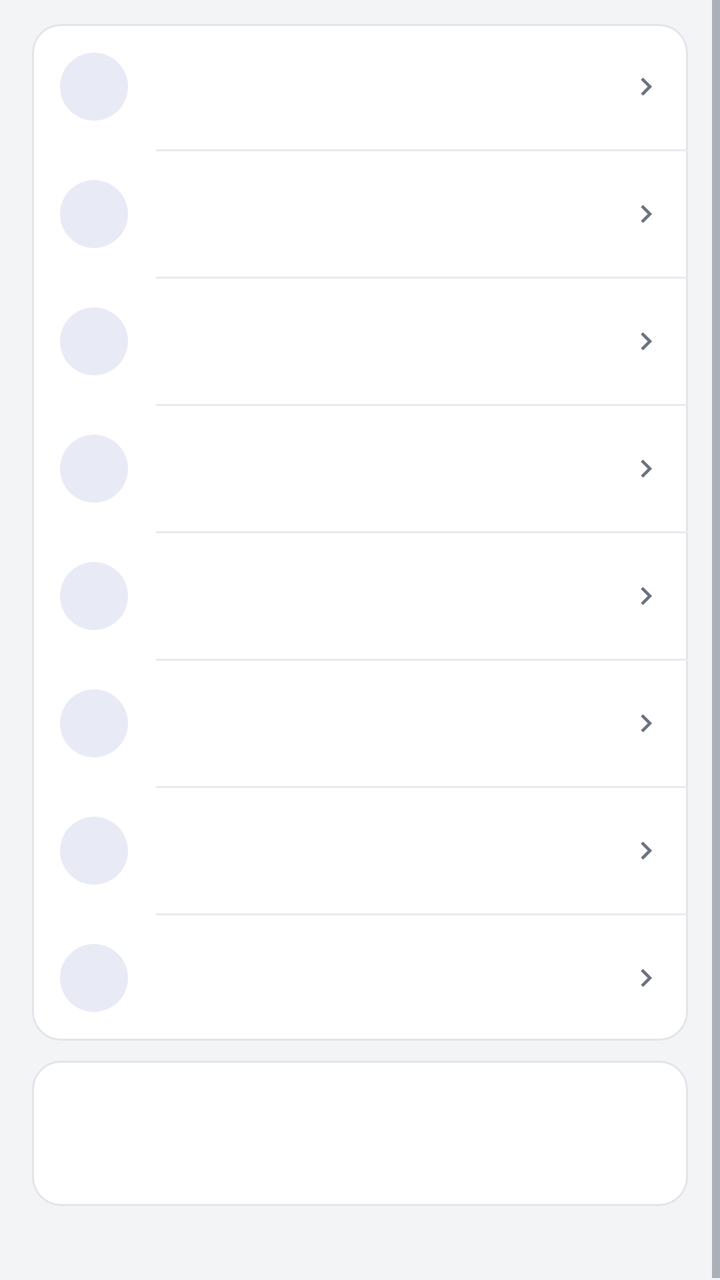
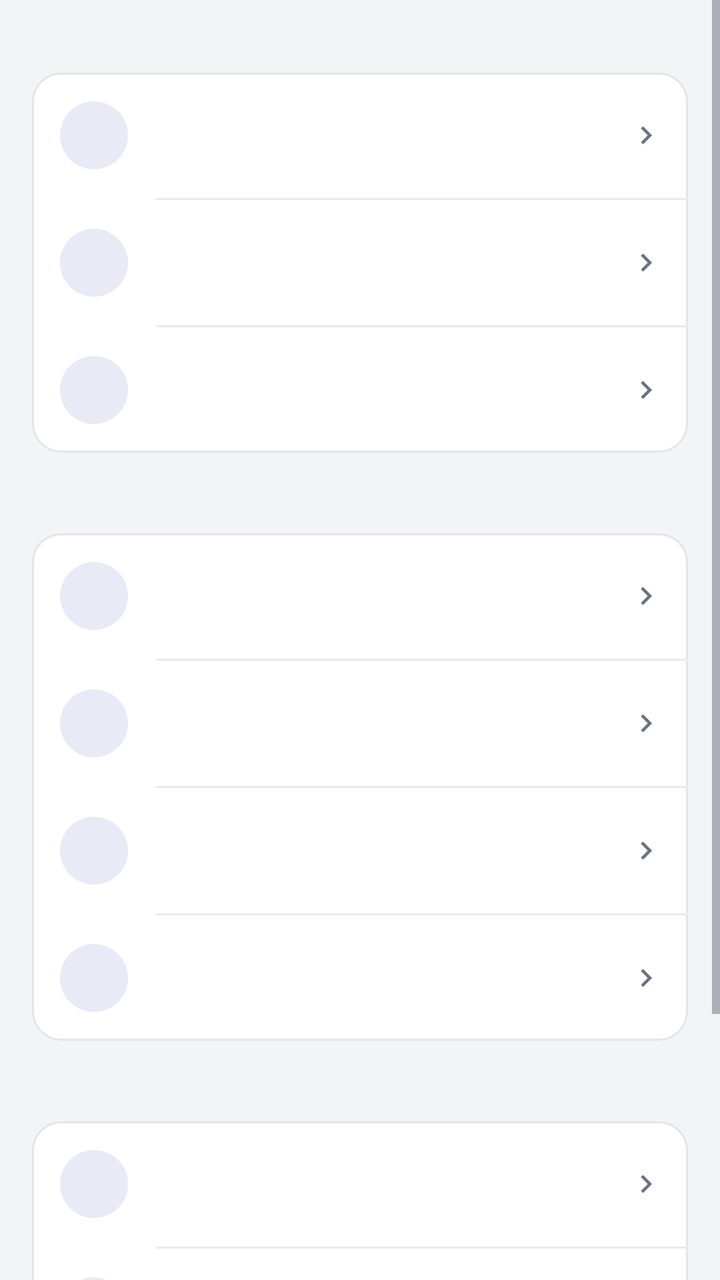

An Android layout rendered at two revisions. The XML below is the earlier revision; the diff shows what the commit changed to produce the second picture.
<!-- AndroidManifest.xml: activity theme AppTheme -->
<!-- res/layout/activity_settings.xml -->
<?xml version="1.0" encoding="utf-8"?>
<ScrollView xmlns:android="http://schemas.android.com/apk/res/android"
    android:id="@+id/root"
    android:layout_width="match_parent"
    android:layout_height="match_parent"
    android:background="@color/bg"
    android:fillViewport="true"
    android:scrollbars="vertical">

    <LinearLayout
        android:layout_width="match_parent"
        android:layout_height="wrap_content"
        android:orientation="vertical">

        <LinearLayout
            android:layout_width="match_parent"
            android:layout_height="wrap_content"
            android:orientation="vertical"
            android:paddingStart="@dimen/page_pad"
            android:paddingEnd="@dimen/page_pad"
            android:paddingTop="12dp"
            android:paddingBottom="14dp">

            
            <LinearLayout
                android:layout_width="match_parent"
                android:layout_height="wrap_content"
                android:orientation="vertical"
                android:background="@drawable/card_bg">

                
                <include
                    android:id="@+id/row_theme"
                    layout="@layout/row_action"
                    android:layout_width="match_parent"
                    android:layout_height="wrap_content" />

                <View
                    android:layout_width="match_parent"
                    android:layout_height="1dp"
                    android:layout_marginStart="62dp"
                    android:background="@color/divider" />

                
                <include
                    android:id="@+id/row_language"
                    layout="@layout/row_action"
                    android:layout_width="match_parent"
                    android:layout_height="wrap_content" />

                <View
                    android:layout_width="match_parent"
                    android:layout_height="1dp"
                    android:layout_marginStart="62dp"
                    android:background="@color/divider" />

                
                <include
                    android:id="@+id/row_lang_pack"
                    layout="@layout/row_action"
                    android:layout_width="match_parent"
                    android:layout_height="wrap_content" />

                <View
                    android:layout_width="match_parent"
                    android:layout_height="1dp"
                    android:layout_marginStart="62dp"
                    android:background="@color/divider" />

                <include
                    android:id="@+id/row_def_slot"
                    layout="@layout/row_action"
                    android:layout_width="match_parent"
                    android:layout_height="wrap_content" />

                <View
                    android:layout_width="match_parent"
                    android:layout_height="1dp"
                    android:layout_marginStart="62dp"
                    android:background="@color/divider" />

                <include
                    android:id="@+id/row_logs"
                    layout="@layout/row_action"
                    android:layout_width="match_parent"
                    android:layout_height="wrap_content" />

                <View
                    android:layout_width="match_parent"
                    android:layout_height="1dp"
                    android:layout_marginStart="62dp"
                    android:background="@color/divider" />

                
                <include
                    android:id="@+id/row_trash_keep"
                    layout="@layout/row_action"
                    android:layout_width="match_parent"
                    android:layout_height="wrap_content" />

                <View
                    android:layout_width="match_parent"
                    android:layout_height="1dp"
                    android:layout_marginStart="62dp"
                    android:background="@color/divider" />

                
                <include
                    android:id="@+id/row_auto_clean"
                    layout="@layout/row_action"
                    android:layout_width="match_parent"
                    android:layout_height="wrap_content" />

                <View
                    android:layout_width="match_parent"
                    android:layout_height="1dp"
                    android:layout_marginStart="62dp"
                    android:background="@color/divider" />

                
                <include
                    android:id="@+id/row_storage"
                    layout="@layout/row_action"
                    android:layout_width="match_parent"
                    android:layout_height="wrap_content" />
            </LinearLayout>

            
            <LinearLayout
                android:layout_width="match_parent"
                android:layout_height="wrap_content"
                android:layout_marginTop="@dimen/card_gap"
                android:orientation="vertical"
                android:background="@drawable/card_bg"
                android:paddingStart="14dp"
                android:paddingEnd="14dp"
                android:paddingTop="14dp"
                android:paddingBottom="14dp">

                <TextView
                        android:id="@+id/tx_about_card_title"
                    android:layout_width="match_parent"
                    android:layout_height="wrap_content"
                    android:textSize="15sp"
                    android:fontFamily="sans-serif-medium"
                    android:textColor="@color/fg" />

                <TextView
                    android:id="@+id/about_text"
                    android:layout_width="match_parent"
                    android:layout_height="wrap_content"
                    android:paddingTop="8dp"
                    android:textSize="12sp"
                    android:lineSpacingExtra="3dp"
                    android:textIsSelectable="true"
                    android:textColor="@color/fg_muted" />
            </LinearLayout>

            
            <include layout="@layout/plugin_section" />
        </LinearLayout>

        
        <View
            android:layout_width="match_parent"
            android:layout_height="@dimen/page_bottom_space" />
    </LinearLayout>
</ScrollView>
<!-- res/layout/row_action.xml (included above) -->
<?xml version="1.0" encoding="utf-8"?>
<LinearLayout xmlns:android="http://schemas.android.com/apk/res/android"
    android:layout_width="match_parent"
    android:layout_height="wrap_content"
    android:orientation="horizontal"
    android:gravity="center_vertical"
    android:background="?android:attr/selectableItemBackground"
    android:clickable="true"
    android:focusable="false"
    android:paddingStart="14dp"
    android:paddingEnd="12dp"
    android:paddingTop="12dp"
    android:paddingBottom="12dp">

    <FrameLayout
        android:layout_width="@dimen/row_icon_box"
        android:layout_height="@dimen/row_icon_box"
        android:background="@drawable/icon_circle">

        <ImageView
            android:id="@+id/act_icon"
            android:layout_width="@dimen/row_icon"
            android:layout_height="@dimen/row_icon"
            android:layout_gravity="center"
            android:tint="@color/accent" />
    </FrameLayout>

    <LinearLayout
        android:layout_width="0dp"
        android:layout_height="wrap_content"
        android:layout_weight="1"
        android:layout_marginStart="14dp"
        android:orientation="vertical">

        <TextView
            android:id="@+id/act_title"
            android:layout_width="match_parent"
            android:layout_height="wrap_content"
            android:singleLine="true"
            android:ellipsize="end"
            android:textSize="15sp"
            android:textColor="@color/fg" />

        <TextView
            android:id="@+id/act_sub"
            android:layout_width="match_parent"
            android:layout_height="wrap_content"
            android:paddingTop="2dp"
            android:textSize="12sp"
            android:textColor="@color/fg_muted" />
    </LinearLayout>

    <ImageView
        android:layout_width="@dimen/row_chevron"
        android:layout_height="@dimen/row_chevron"
        android:layout_marginStart="8dp"
        android:src="@drawable/ic_chevron"
        android:tint="@color/fg_muted" />
</LinearLayout>
<!-- res/layout/plugin_section.xml (included above) -->
<?xml version="1.0" encoding="utf-8"?>
<LinearLayout xmlns:android="http://schemas.android.com/apk/res/android"
    android:id="@+id/plugin_section"
    android:layout_width="match_parent"
    android:layout_height="wrap_content"
    android:layout_marginTop="8dp"
    android:layout_marginBottom="8dp"
    android:background="@drawable/card_bg"
    android:orientation="vertical"
    android:paddingTop="6dp"
    android:paddingBottom="6dp"
    android:visibility="gone">

    <TextView
        android:id="@+id/plugin_section_title"
        android:layout_width="match_parent"
        android:layout_height="wrap_content"
        android:paddingStart="14dp"
        android:paddingEnd="14dp"
        android:paddingTop="6dp"
        android:paddingBottom="2dp"
        android:text="@string/plugin_section_title"
        android:textColor="@color/fg_muted"
        android:textSize="12sp" />

    <LinearLayout
        android:id="@+id/plugin_section_rows"
        android:layout_width="match_parent"
        android:layout_height="wrap_content"
        android:orientation="vertical" />
</LinearLayout>
<!-- resources referenced by this layout -->
<resources>
  <color name="accent">#FF3F51B5</color>
  <color name="bg">#FFF3F4F6</color>
  <color name="divider">#FFE8EAEE</color>
  <color name="fg">#FF1A1C1E</color>
  <color name="fg_muted">#FF6B7280</color>
  <dimen name="card_gap">10dp</dimen>
  <dimen name="page_bottom_space">24dp</dimen>
  <dimen name="page_pad">16dp</dimen>
  <dimen name="row_chevron">18dp</dimen>
  <dimen name="row_icon">22dp</dimen>
  <dimen name="row_icon_box">34dp</dimen>
  <!-- drawable card_bg (drawable) -->
  <?xml version="1.0" encoding="utf-8"?>
  <shape xmlns:android="http://schemas.android.com/apk/res/android"
      android:shape="rectangle">
      <solid android:color="@color/card" />
      <corners android:radius="14dp" />
      <stroke android:width="1dp" android:color="@color/card_stroke" />
  </shape>
  <!-- drawable ic_chevron (drawable) -->
  <?xml version="1.0" encoding="utf-8"?>
  <vector xmlns:android="http://schemas.android.com/apk/res/android"
      android:width="24dp"
      android:height="24dp"
      android:viewportWidth="24"
      android:viewportHeight="24">
      <path
          android:fillColor="@color/icon_tint"
          android:pathData="M10,6L8.59,7.41 13.17,12l-4.58,4.59L10,18l6,-6z" />
  </vector>
  <!-- drawable icon_circle (drawable) -->
  <?xml version="1.0" encoding="utf-8"?>
  <shape xmlns:android="http://schemas.android.com/apk/res/android"
      android:shape="oval">
      <solid android:color="@color/accent_soft" />
  </shape>
  <string name="plugin_section_title">Plug-ins</string>
  <color name="card">#FFFFFFFF</color>
  <color name="card_stroke">#FFE3E5EA</color>
  <color name="icon_tint">#FF5F6368</color>
  <color name="accent_soft">#FFE8EAF6</color>
  <color name="appbar">#FF3F51B5</color>
  <color name="statusbar">#FF303F9F</color>
  <style name="AppBarStyle" parent="android:Widget.Material.ActionBar.Solid">
          <item name="android:background">@color/appbar</item>
          
          <item name="android:elevation">0dp</item>
          
          <item name="android:contentInsetStart">16dp</item>
          <item name="android:titleTextStyle">@style/AppBarTitle</item>
      </style>
  <style name="AppOverflowMenu" parent="@android:style/Widget.Material.PopupMenu.Overflow">
          <item name="android:popupBackground">@drawable/popup_bg</item>
          
          <item name="android:overlapAnchor">false</item>
          <item name="android:dropDownVerticalOffset">4dp</item>
          
          <item name="android:popupElevation">8dp</item>
      </style>
  <style name="AppBarTitle" parent="android:TextAppearance.Material.Widget.ActionBar.Title">
          <item name="android:textColor">@color/on_appbar</item>
          <item name="android:textSize">20sp</item>
          <item name="android:fontFamily">sans-serif-medium</item>
      </style>
  <!-- drawable dlg_bg (drawable) -->
  <?xml version="1.0" encoding="utf-8"?>
  <inset xmlns:android="http://schemas.android.com/apk/res/android"
      android:inset="16dp">
      <shape android:shape="rectangle">
          <solid android:color="@color/card" />
          <corners android:radius="14dp" />
          <stroke android:width="1dp" android:color="@color/card_stroke" />
      </shape>
  </inset>
  <!-- drawable popup_bg (drawable) -->
  <?xml version="1.0" encoding="utf-8"?>
  <shape xmlns:android="http://schemas.android.com/apk/res/android"
      android:shape="rectangle">
      <solid android:color="@color/popup" />
      <corners android:radius="14dp" />
      <stroke android:width="1dp" android:color="@color/popup_stroke" />
  </shape>
  <color name="on_appbar">#FFFFFFFF</color>
  <color name="popup">#FFFFFFFF</color>
  <color name="popup_stroke">#FFD8DCE4</color>
  <!-- unchanged entries left out for length: 2 -->
</resources>

<!-- the commit's change to res/layout/activity_settings.xml (unified diff, before → after) -->
@@ -22,13 +22,23 @@
             android:paddingBottom="14dp">
 
             
+            <TextView
+                android:id="@+id/settings_section_appearance"
+                android:layout_width="match_parent"
+                android:layout_height="wrap_content"
+                android:paddingStart="4dp"
+                android:paddingEnd="4dp"
+                android:paddingTop="2dp"
+                android:paddingBottom="6dp"
+                android:textColor="@color/fg_muted"
+                android:textSize="12sp" />
+
             <LinearLayout
                 android:layout_width="match_parent"
                 android:layout_height="wrap_content"
-                android:orientation="vertical"
-                android:background="@drawable/card_bg">
-
-                
+                android:background="@drawable/card_bg"
+                android:orientation="vertical">
+
                 <include
                     android:id="@+id/row_theme"
                     layout="@layout/row_action"
@@ -41,7 +51,6 @@
                     android:layout_marginStart="62dp"
                     android:background="@color/divider" />
 
-                
                 <include
                     android:id="@+id/row_language"
                     layout="@layout/row_action"
@@ -54,18 +63,30 @@
                     android:layout_marginStart="62dp"
                     android:background="@color/divider" />
 
-                
                 <include
                     android:id="@+id/row_lang_pack"
                     layout="@layout/row_action"
                     android:layout_width="match_parent"
                     android:layout_height="wrap_content" />
-
-                <View
-                    android:layout_width="match_parent"
-                    android:layout_height="1dp"
-                    android:layout_marginStart="62dp"
-                    android:background="@color/divider" />
+            </LinearLayout>
+
+            
+            <TextView
+                android:id="@+id/settings_section_startup"
+                android:layout_width="match_parent"
+                android:layout_height="wrap_content"
+                android:paddingStart="4dp"
+                android:paddingEnd="4dp"
+                android:paddingTop="18dp"
+                android:paddingBottom="6dp"
+                android:textColor="@color/fg_muted"
+                android:textSize="12sp" />
+
+            <LinearLayout
+                android:layout_width="match_parent"
+                android:layout_height="wrap_content"
+                android:background="@drawable/card_bg"
+                android:orientation="vertical">
 
                 <include
                     android:id="@+id/row_def_slot"
@@ -79,47 +100,74 @@
                     android:layout_marginStart="62dp"
                     android:background="@color/divider" />
 
+                
+                <include
+                    android:id="@+id/row_auto_clean"
+                    layout="@layout/row_action"
+                    android:layout_width="match_parent"
+                    android:layout_height="wrap_content" />
+
+                <View
+                    android:layout_width="match_parent"
+                    android:layout_height="1dp"
+                    android:layout_marginStart="62dp"
+                    android:background="@color/divider" />
+
+                
+                <include
+                    android:id="@+id/row_trash_keep"
+                    layout="@layout/row_action"
+                    android:layout_width="match_parent"
+                    android:layout_height="wrap_content" />
+
+                <View
+                    android:layout_width="match_parent"
+                    android:layout_height="1dp"
+                    android:layout_marginStart="62dp"
+                    android:background="@color/divider" />
+
+                
+                <include
+                    android:id="@+id/row_storage"
+                    layout="@layout/row_action"
+                    android:layout_width="match_parent"
+                    android:layout_height="wrap_content" />
+            </LinearLayout>
+
+            
+            <TextView
+                android:id="@+id/settings_section_alerts"
+                android:layout_width="match_parent"
+                android:layout_height="wrap_content"
+                android:paddingStart="4dp"
+                android:paddingEnd="4dp"
+                android:paddingTop="18dp"
+                android:paddingBottom="6dp"
+                android:textColor="@color/fg_muted"
+                android:textSize="12sp" />
+
+            <LinearLayout
+                android:layout_width="match_parent"
+                android:layout_height="wrap_content"
+                android:background="@drawable/card_bg"
+                android:orientation="vertical">
+
+                
+                <include
+                    android:id="@+id/row_crash_alert"
+                    layout="@layout/row_action"
+                    android:layout_width="match_parent"
+                    android:layout_height="wrap_content" />
+
+                <View
+                    android:layout_width="match_parent"
+                    android:layout_height="1dp"
+                    android:layout_marginStart="62dp"
+                    android:background="@color/divider" />
+
+                
                 <include
                     android:id="@+id/row_logs"
-                    layout="@layout/row_action"
-                    android:layout_width="match_parent"
-                    android:layout_height="wrap_content" />
-
-                <View
-                    android:layout_width="match_parent"
-                    android:layout_height="1dp"
-                    android:layout_marginStart="62dp"
-                    android:background="@color/divider" />
-
-                
-                <include
-                    android:id="@+id/row_trash_keep"
-                    layout="@layout/row_action"
-                    android:layout_width="match_parent"
-                    android:layout_height="wrap_content" />
-
-                <View
-                    android:layout_width="match_parent"
-                    android:layout_height="1dp"
-                    android:layout_marginStart="62dp"
-                    android:background="@color/divider" />
-
-                
-                <include
-                    android:id="@+id/row_auto_clean"
-                    layout="@layout/row_action"
-                    android:layout_width="match_parent"
-                    android:layout_height="wrap_content" />
-
-                <View
-                    android:layout_width="match_parent"
-                    android:layout_height="1dp"
-                    android:layout_marginStart="62dp"
-                    android:background="@color/divider" />
-
-                
-                <include
-                    android:id="@+id/row_storage"
                     layout="@layout/row_action"
                     android:layout_width="match_parent"
                     android:layout_height="wrap_content" />
@@ -138,22 +186,22 @@
                 android:paddingBottom="14dp">
 
                 <TextView
-                        android:id="@+id/tx_about_card_title"
+                    android:id="@+id/tx_about_card_title"
                     android:layout_width="match_parent"
                     android:layout_height="wrap_content"
-                    android:textSize="15sp"
                     android:fontFamily="sans-serif-medium"
-                    android:textColor="@color/fg" />
+                    android:textColor="@color/fg"
+                    android:textSize="15sp" />
 
                 <TextView
                     android:id="@+id/about_text"
                     android:layout_width="match_parent"
                     android:layout_height="wrap_content"
                     android:paddingTop="8dp"
-                    android:textSize="12sp"
                     android:lineSpacingExtra="3dp"
+                    android:textColor="@color/fg_muted"
                     android:textIsSelectable="true"
-                    android:textColor="@color/fg_muted" />
+                    android:textSize="12sp" />
             </LinearLayout>
 
             
